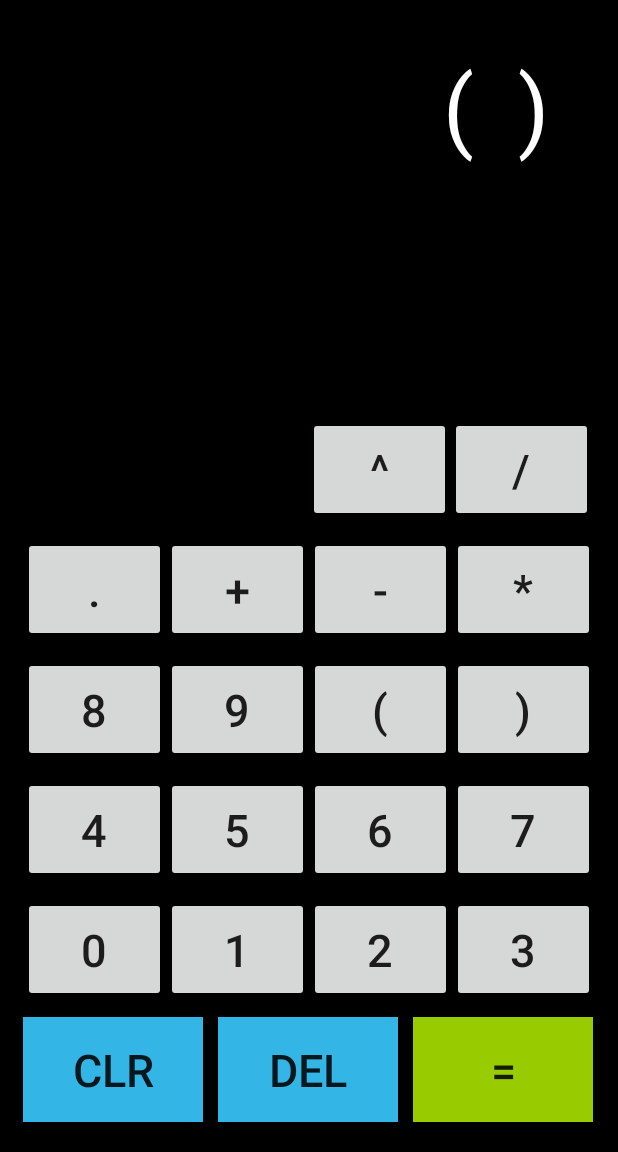
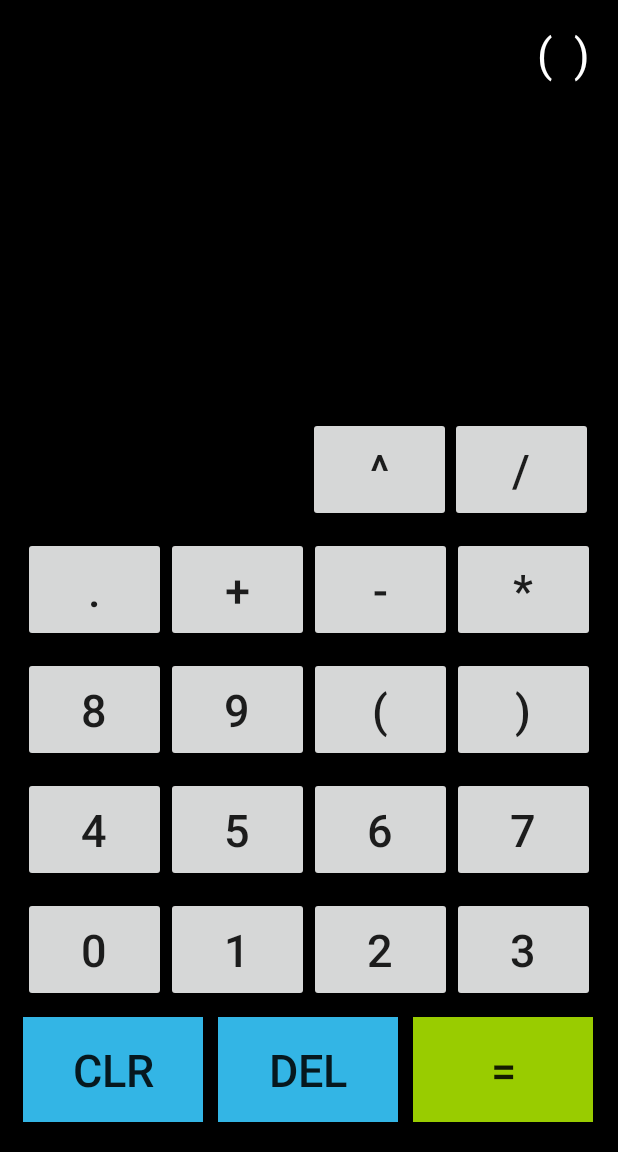
Before and after one commit to docmu/Android-Calculator-App, an Android app: the screen it shows after launch (MainActivity), after a tap on an icon or button, on a phone screen of 412 x 824 dp, the part 84-1236 px from its top. Run offline under Robolectric (Android 15) with nearby library versions, the phone set to English and light mode, and no system bars; 3 other taps on this screen came first.

Commit message:
changed text size in xml file to fit longer expressions

```diff
--- a/app/src/main/java/com/example/mystackcalculator/InfixExpressionEvaluator.java
+++ b/app/src/main/java/com/example/mystackcalculator/InfixExpressionEvaluator.java
@@ -26,6 +26,7 @@ public class InfixExpressionEvaluator<T> extends MyStack<T>{
 	    		return "INVALID";
 
 	    	int i = 0;
+	    	double result = 0;
 	    	while(i < postfixStr.length) {
 	    		//if a number, push onto stack
 	    		if(isNumeric(postfixStr[i])) {
@@ -41,19 +42,20 @@ public class InfixExpressionEvaluator<T> extends MyStack<T>{
 	    			double a = Double.parseDouble(stack.pop());
 	    			String op = postfixStr[i];
 	    			i++;
-	    			double result = calculate(a,op,b);
+	    			result = calculate(a,op,b);
 	    			stack.push(Double.toString(result));
 	    			if(i >= postfixStr.length) break;
 	    		}
 	    	}//end while
 
-	    	//this is the final value
+
+	    	//this is the final value rounded to 6 decimal places
 			return stack.pop();
 
 	    }//end evaluateInfix
 
 	    private static String[] infixToPostfix(String infix) {
-	    	//contains the expression in infix form. remove all white spaces
+	    	//contains the expression in infix form, removing all white spaces
 			String[] infixArray = infix.split("\\s");
 			infixArray = infix.trim().split("\\s+");
 
--- a/app/src/main/res/layout/activity_main.xml
+++ b/app/src/main/res/layout/activity_main.xml
@@ -8,16 +8,16 @@
     android:background="@android:color/background_dark">
 
     <EditText
-        android:layout_width="350dp"
-        android:layout_height="190dp"
+        android:layout_width="390dp"
+        android:layout_height="220dp"
         android:id="@+id/editText"
         android:textColor="@android:color/background_light"
         android:text=""
-        android:textSize="60dp"
+        android:textSize="30dp"
         android:gravity="right"
         android:background="@android:color/background_dark"
         android:layout_centerHorizontal="true"
-        android:layout_marginTop="30dp"
+        android:layout_marginTop="15dp"
         />
     <Button
         android:layout_width="120dp"
```
Also changed, not shown: app/src/main/java/com/example/mystackcalculator/MainActivity.java (+8 -0 lines).
